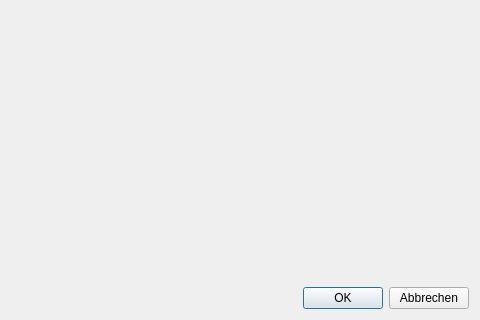
Above: ui/ttsettingsdialog.ui from MINIXJR/TTCut-ng before the change; both pictures show x 320 to 800 and y 240 to 560 of the 800 by 560 pixel window. Below: the same form after it.
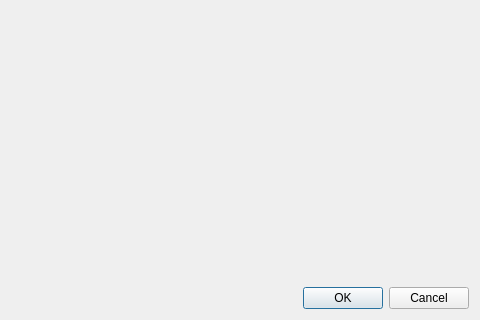
That is the form after the change.

Commit message: i18n: convert .ui source strings to English (group 1)

```diff
--- a/ui/ttsettingsdialog.ui
+++ b/ui/ttsettingsdialog.ui
@@ -20,7 +20,7 @@
     <layout class="QHBoxLayout">
      <item><spacer><property name="orientation"><enum>Qt::Horizontal</enum></property><property name="sizeHint" stdset="0"><size><width>40</width><height>20</height></size></property></spacer></item>
      <item><widget class="QPushButton" name="okButton"><property name="text"><string>OK</string></property></widget></item>
-     <item><widget class="QPushButton" name="cancelButton"><property name="text"><string>Abbrechen</string></property></widget></item>
+     <item><widget class="QPushButton" name="cancelButton"><property name="text"><string>Cancel</string></property></widget></item>
     </layout>
    </item>
   </layout>
```
Left out of the diff: 2 changed lines with no effect on the pictures. The commit also changes 2 other files.
